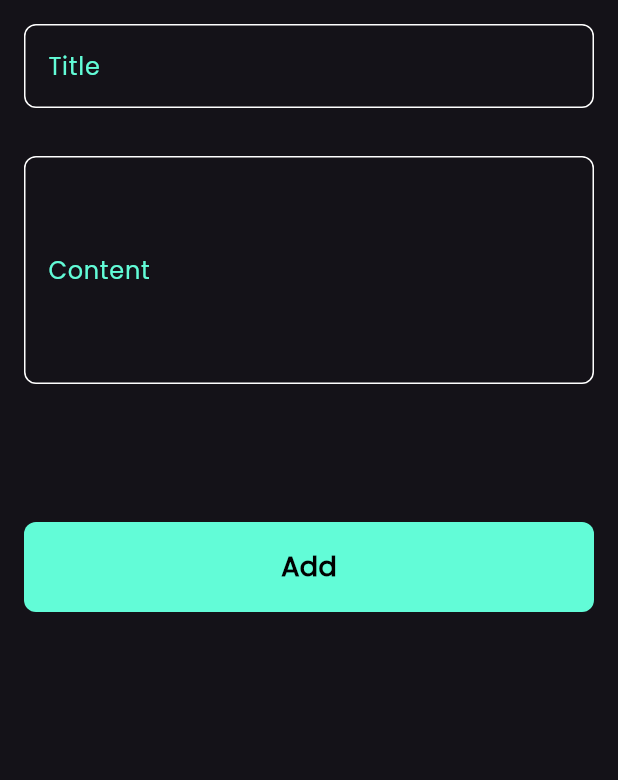
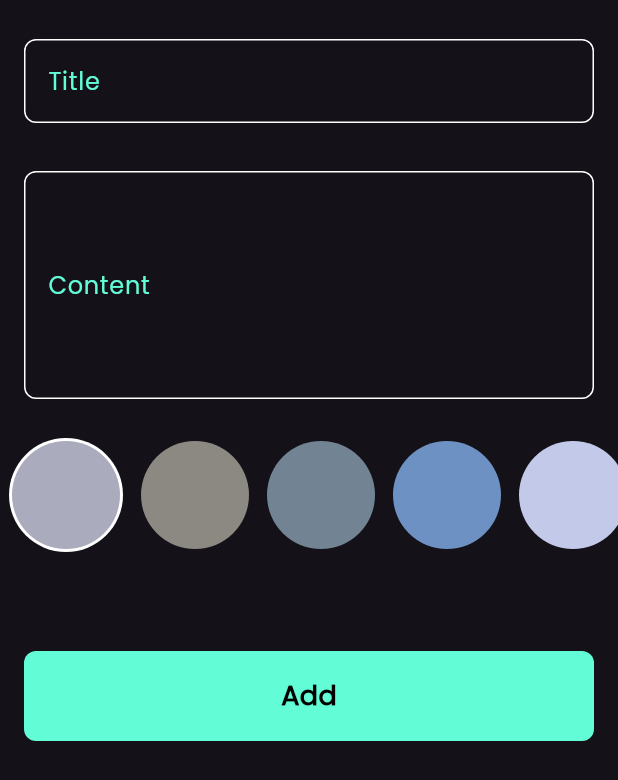
Before and after one commit to RamyIsaac/notes_app, a Flutter app: the AddNoteForm widget shown alone on an empty page, opened directly, on a phone screen of 412 x 824 dp. Shown: the top 780 px of the screen. Run offline on Flutter 3.47's test engine with Material 3 defaults, Android fonts, the phone set to English and light mode, and no system bars; our stand-ins replace bloc, flutter_bloc, hive, hive_flutter; accounts and stored records are empty.

Commit message:
edit color note and finishing app

```diff
--- a/lib/constants.dart
+++ b/lib/constants.dart
@@ -2,3 +2,10 @@ import 'package:flutter/material.dart';
 
 Color kPrimaryColor = const Color(0xff62FCD7);
 String kNotesBox = 'notes_box';
+List<Color> Kcolors = const [
+  Color(0xffAAABBC),
+  Color(0xff8B8982),
+  Color(0xff728394),
+  Color(0xff6C91C2),
+  Color(0xffC3C9E9),
+];
--- a/lib/cubits/add_note_cubit/add_note_cubit.dart
+++ b/lib/cubits/add_note_cubit/add_note_cubit.dart
@@ -1,3 +1,5 @@
+import 'dart:ui';
+
 import 'package:bloc/bloc.dart';
 import 'package:hive/hive.dart';
 
@@ -8,11 +10,14 @@ part 'add_ note_state.dart';
 
 class AddNoteCubit extends Cubit<AddNoteState> {
   AddNoteCubit() : super(AddNoteInitial());
-
+  Color color = const Color(0xffAAABBC);
   addNote(NoteModel note) async {
+    note.color = color.value;
+    emit(AddNoteLoading());
     try {
       var notesBox = Hive.box<NoteModel>(kNotesBox);
       await notesBox.add(note);
+
       emit(AddNoteSuccess());
     } on Exception catch (e) {
       emit(AddNoteFailure(e.toString()));
--- a/lib/models/note_model.dart
+++ b/lib/models/note_model.dart
@@ -11,7 +11,7 @@ class NoteModel extends HiveObject {
   @HiveField(2)
   final String date;
   @HiveField(3)
-  final int color;
+   int color;
 
   NoteModel(
       {required this.title,
--- a/lib/widgets/add_note_form.dart
+++ b/lib/widgets/add_note_form.dart
@@ -3,6 +3,7 @@ import 'package:flutter_bloc/flutter_bloc.dart';
 import 'package:intl/intl.dart';
 import 'package:notes_app/cubits/add_note_cubit/add_note_cubit.dart';
 import 'package:notes_app/models/note_model.dart';
+import 'package:notes_app/widgets/colors_list_view.dart';
 import 'package:notes_app/widgets/custom_button.dart';
 import 'package:notes_app/widgets/custom_text_field.dart';
 
@@ -27,21 +28,28 @@ class _AddNoteFormState extends State<AddNoteForm> {
       autovalidateMode: autovalidateMode,
       child: Column(
         children: [
+          const SizedBox(
+            height: 10,
+          ),
           CustomTextField(
             onSaved: (value) {
               title = value;
             },
-            hint: 'Title',
+            label: 'Title',
           ),
           CustomTextField(
             onSaved: (value) {
               content = value;
             },
-            hint: 'Content',
+            label: 'Content',
             maxLines: 5,
           ),
           const SizedBox(
-            height: 60,
+            height: 10,
+          ),
+          const ColorsListView(),
+          const SizedBox(
+            height: 50,
           ),
           Padding(
             padding: const EdgeInsets.all(16),
@@ -54,7 +62,8 @@ class _AddNoteFormState extends State<AddNoteForm> {
                       formKey.currentState!.save();
                       var currentDate = DateTime.now();
                       var formattedCurrentDate =
-                          DateFormat('dd-MM-yyyy at HH:mm').format(currentDate);
+                          DateFormat('dd-MM-yyyy At HH:mm ')
+                              .format(currentDate);
                       var noteModel = NoteModel(
                           title: title!,
                           content: content!,
@@ -78,3 +87,25 @@ class _AddNoteFormState extends State<AddNoteForm> {
     );
   }
 }
+
+class ColorItem extends StatelessWidget {
+  const ColorItem({super.key, required this.isSelected, required this.color});
+  final bool isSelected;
+  final Color color;
+  @override
+  Widget build(BuildContext context) {
+    return isSelected
+        ? CircleAvatar(
+            radius: 38,
+            backgroundColor: Colors.white,
+            child: CircleAvatar(
+              backgroundColor: color,
+              radius: 36,
+            ),
+          )
+        : CircleAvatar(
+            backgroundColor: color,
+            radius: 36,
+          );
+  }
+}
--- /dev/null
+++ b/lib/widgets/colors_list_view.dart
@@ -0,0 +1,43 @@
+import 'package:flutter/material.dart';
+import 'package:flutter_bloc/flutter_bloc.dart';
+import 'package:notes_app/constants.dart';
+import 'package:notes_app/cubits/add_note_cubit/add_note_cubit.dart';
+import 'package:notes_app/widgets/add_note_form.dart';
+
+class ColorsListView extends StatefulWidget {
+  const ColorsListView({super.key});
+
+  @override
+  State<ColorsListView> createState() => _ColorsListViewState();
+}
+
+class _ColorsListViewState extends State<ColorsListView> {
+  int selectedIndex = 0;
+
+  @override
+  Widget build(BuildContext context) {
+    return SizedBox(
+      height: 38 * 2,
+      child: ListView.builder(
+          scrollDirection: Axis.horizontal,
+          itemCount: Kcolors.length,
+          itemBuilder: (context, index) {
+            return Padding(
+              padding: const EdgeInsets.symmetric(horizontal: 6.0),
+              child: GestureDetector(
+                onTap: () {
+                  selectedIndex = index;
+                  BlocProvider.of<AddNoteCubit>(context).color = Kcolors[index];
+
+                  setState(() {});
+                },
+                child: ColorItem(
+                  color: Kcolors[index],
+                  isSelected: selectedIndex == index,
+                ),
+              ),
+            );
+          }),
+    );
+  }
+}
--- a/lib/widgets/custom_text_field.dart
+++ b/lib/widgets/custom_text_field.dart
@@ -5,11 +5,11 @@ class CustomTextField extends StatelessWidget {
   CustomTextField(
       {super.key,
       this.maxLines = 1,
-      required this.hint,
+      required this.label,
       this.onSaved,
       this.onChanged});
   final int maxLines;
-  final String hint;
+  final String label;
   final void Function(String?)? onSaved;
   final Function(String)? onChanged;
 
@@ -40,7 +40,7 @@ class CustomTextField extends StatelessWidget {
               borderRadius: BorderRadius.circular(8),
               borderSide: const BorderSide(color: Colors.white)),
           label: Text(
-            hint,
+            label,
             style: TextStyle(color: kPrimaryColor),
           ),
         ),
```
Also changed, not shown: lib/views/edit_note_view.dart (+7 -3 lines), lib/widgets/edit_note_color.dart (added, +51 -0 lines), lib/widgets/edit_note_view_body.dart (+5 -3 lines).
